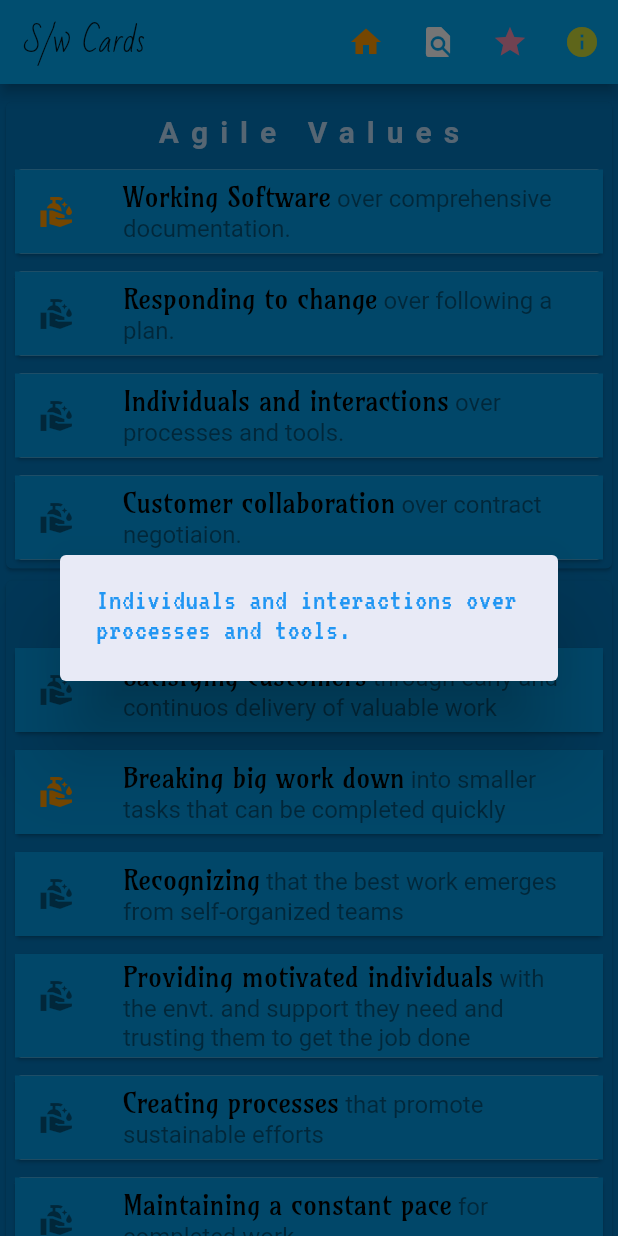
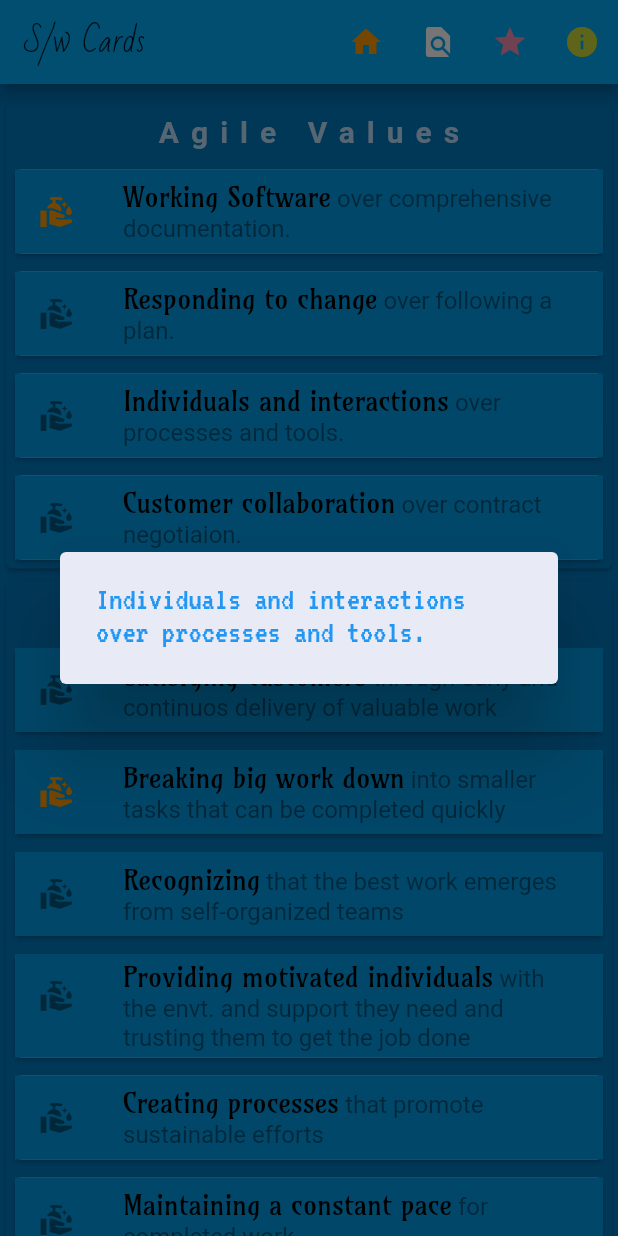
Before and after one commit to ammanath/agileCards, a Flutter app: the screen it shows after launch, after a tap on an icon or button, on a phone screen of 412 x 824 dp. Run offline on Flutter 3.47's test engine with Material 2 defaults, Android fonts, the phone set to English and light mode, and no system bars; our stand-ins replace animated_text_kit, google_fonts, rating_dialog; missing offline and left inert: launch_review.

Commit message:
embed font for typewriter

```diff
--- a/fonts/OFL.txt
+++ b/fonts/OFL.txt
@@ -1,5 +1,4 @@
-Copyright (c) 2011, Cyreal (www.cyreal.org),
-with Reserved Font Name "Bad Script".
+Copyright 2011, The VT323 Project Authors (peter.hull@oikoi.com)
 
 This Font Software is licensed under the SIL Open Font License, Version 1.1.
 This license is copied below, and is also available with a FAQ at:
--- a/lib/aboutButton.dart
+++ b/lib/aboutButton.dart
@@ -21,7 +21,7 @@ class AboutButton extends StatelessWidget {
     var textAbout =
         "A brief primer about Software Development Methodologies and some key principles for developing top quality code. \n  If you have any suggestions about the app, then I will be much obliged if you drop me a note : ";
     String email = "swapp@ammanath.com";
-    String version = '\nv1.15';
+    String version = '\nv1.16';
     String thanks = "\nThanks for trying my app! ";
     String signature = "\n\n- Brijesh";
     showDialog(
--- a/lib/popUpTextWidget.dart
+++ b/lib/popUpTextWidget.dart
@@ -31,10 +31,9 @@ class DisplayWidget extends StatelessWidget {
   Widget build(BuildContext context) {
     if (dataText.type == 'title') {
       return normalTextDialog();
-    } else if(dataText.secondaryText.length>200){
+    } else if (dataText.secondaryText.length > 200) {
       return normalTextDialog();
-    }
-    else {
+    } else {
       return buildTypewriterAnimatedText();
     }
   }
@@ -47,18 +46,16 @@ class DisplayWidget extends StatelessWidget {
       totalRepeatCount: 4,
       pause: Duration(milliseconds: 1500),
       speed: Duration(milliseconds: 60),
-      textStyle: GoogleFonts.vt323(
-        color: Colors.blue,
-        letterSpacing: .5,
-        fontSize: 20,
-      ),
+      textStyle:
+          TextStyle(fontFamily: 'Typewriter', color: Colors.blue, fontSize: 22),
       displayFullTextOnTap: true,
       stopPauseOnTap: true,
     );
   }
 
   Widget normalTextDialog() {
-    var text = '${dataText.primaryText==''?'':dataText.primaryText + ' '}${dataText.secondaryText==''?'':dataText.secondaryText + ' '}${dataText.description}';
+    var text =
+        '${dataText.primaryText == '' ? '' : dataText.primaryText + ' '}${dataText.secondaryText == '' ? '' : dataText.secondaryText + ' '}${dataText.description}';
     return SingleChildScrollView(
       child: Text.rich(
         TextSpan(
--- a/pubspec.yaml
+++ b/pubspec.yaml
@@ -4,7 +4,7 @@ description: A set of cards with software development principles
 publish_to: 'none' # Remove this line if you wish to publish to pub.dev
 
 
-version: 1.0.0+15
+version: 1.0.0+16
 
 environment:
   sdk: ">=2.7.0 <3.0.0"
@@ -45,6 +45,9 @@ flutter:
     - family: Satisfy
       fonts:
         - asset: fonts/Satisfy.ttf
+    - family: Typewriter
+      fonts:
+        - asset: fonts/VT323.ttf
     - family: Fondamento
       fonts:
         - asset: fonts/fondamentoReg.ttf
```
Also changed, not shown: fonts/VT323.ttf (added), 1 other file.
